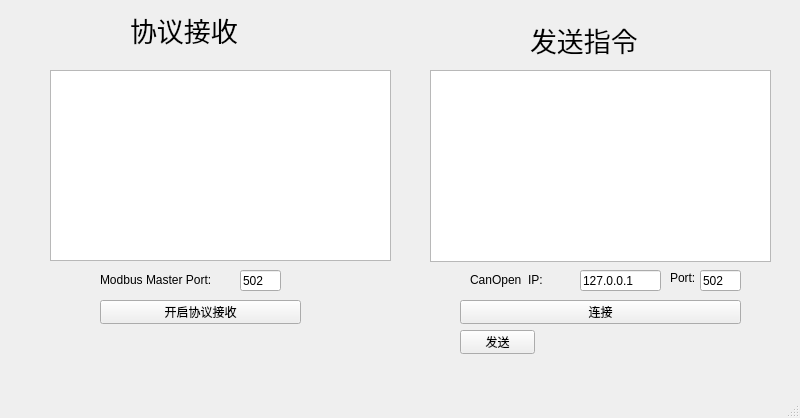
First picture: the form in uimain/CanOpenUI.ui, repository leizhiqt/IndControl, before the edit.
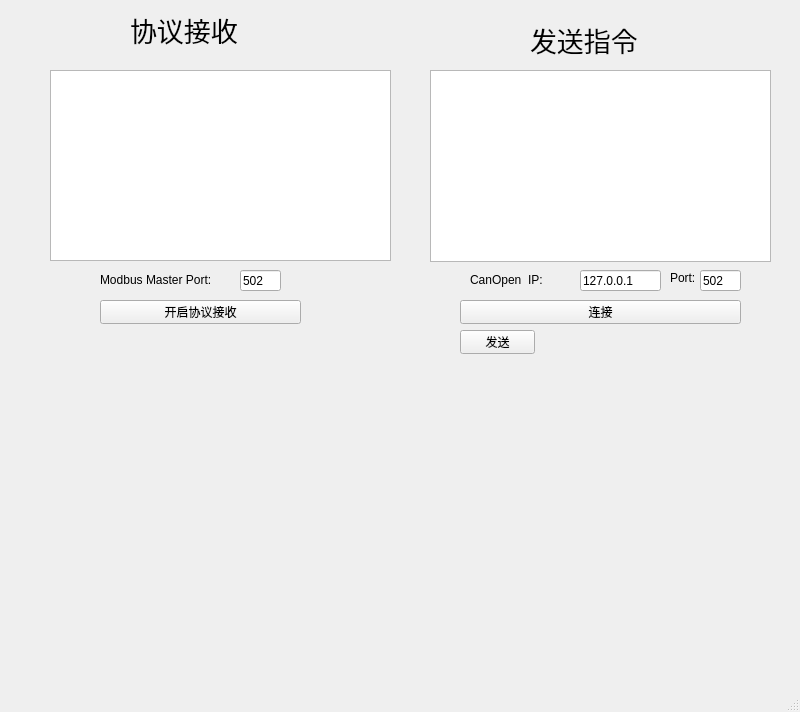
Second picture: the form after the edit.

```diff
--- a/uimain/CanOpenUI.ui
+++ b/uimain/CanOpenUI.ui
@@ -7,7 +7,7 @@
     <x>0</x>
     <y>0</y>
     <width>800</width>
-    <height>418</height>
+    <height>712</height>
    </rect>
   </property>
   <property name="windowTitle">
@@ -177,6 +177,16 @@
      <string>发送</string>
     </property>
    </widget>
+   <widget class="QWidget" name="GLSlot" native="true">
+    <property name="geometry">
+     <rect>
+      <x>60</x>
+      <y>370</y>
+      <width>690</width>
+      <height>270</height>
+     </rect>
+    </property>
+   </widget>
   </widget>
   <widget class="QMenuBar" name="menubar">
    <property name="geometry">
```
Left out of the diff: 2 changed lines with no effect on the pictures.
